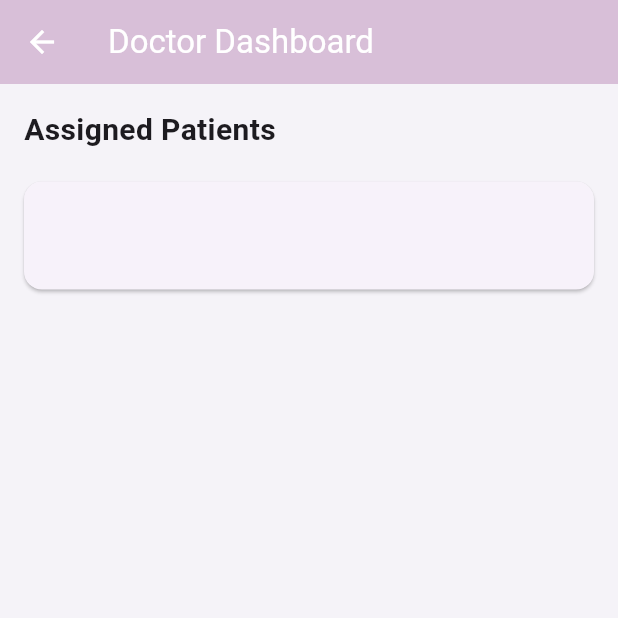
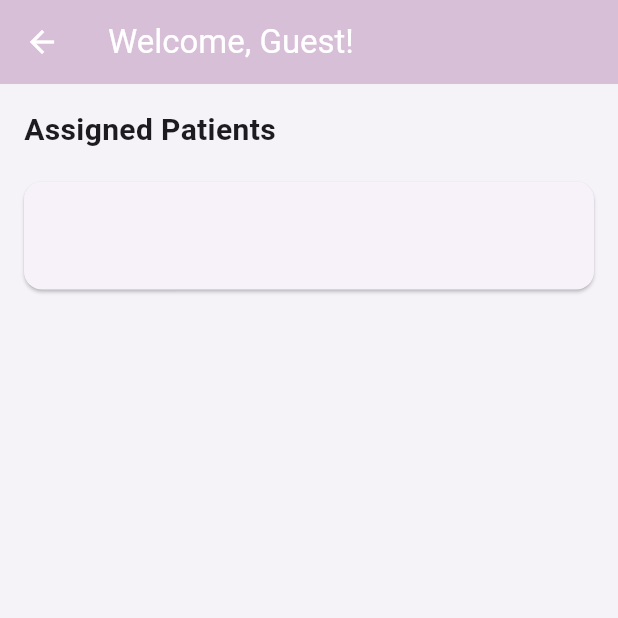
Before and after one commit to Ba-jx/safespace, a Flutter app: the DoctorDashboardScreen screen opened directly with empty values, on a phone screen of 412 x 824 dp, the top half of it. Run offline on Flutter 3.47's test engine with Material 3 defaults, Android fonts, the phone set to English and light mode, and no system bars; our stand-ins replace cloud_firestore, firebase_auth, firebase_core, table_calendar; accounts and stored records are empty.

Commit message:
Update doctor_dashboard_screen.dart

```diff
--- a/lib/screens/doctor_dashboard_screen.dart
+++ b/lib/screens/doctor_dashboard_screen.dart
@@ -1,5 +1,7 @@
 import 'package:flutter/material.dart';
 import 'package:cloud_firestore/cloud_firestore.dart';
+import 'package:provider/provider.dart';
+import '../providers/user_provider.dart';
 import 'patient_detail_screen.dart';
 
 class DoctorDashboardScreen extends StatelessWidget {
@@ -10,7 +12,12 @@ class DoctorDashboardScreen extends StatelessWidget {
   @override
   Widget build(BuildContext context) {
     return Scaffold(
-      appBar: AppBar(title: const Text('Doctor Dashboard')),
+      appBar: AppBar(
+        title: Consumer<UserProvider>(
+          builder: (context, userProvider, _) =>
+              Text('Welcome, ${userProvider.userName}!'),
+        ),
+      ),
       body: Padding(
         padding: const EdgeInsets.all(16.0),
         child: Column(
```
